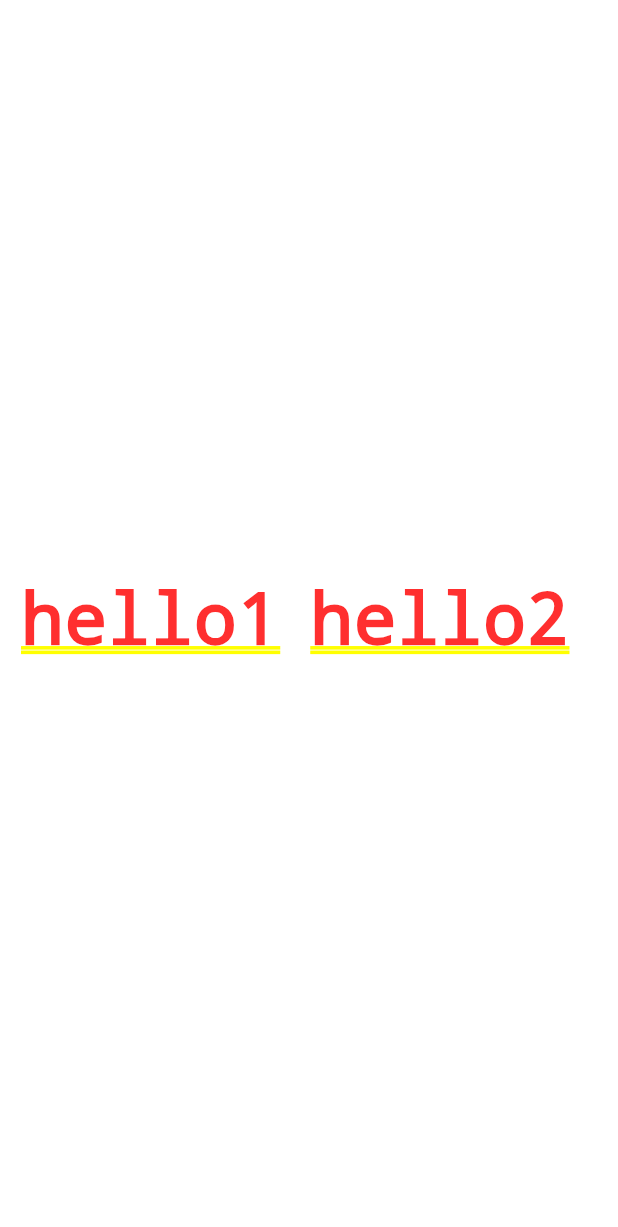
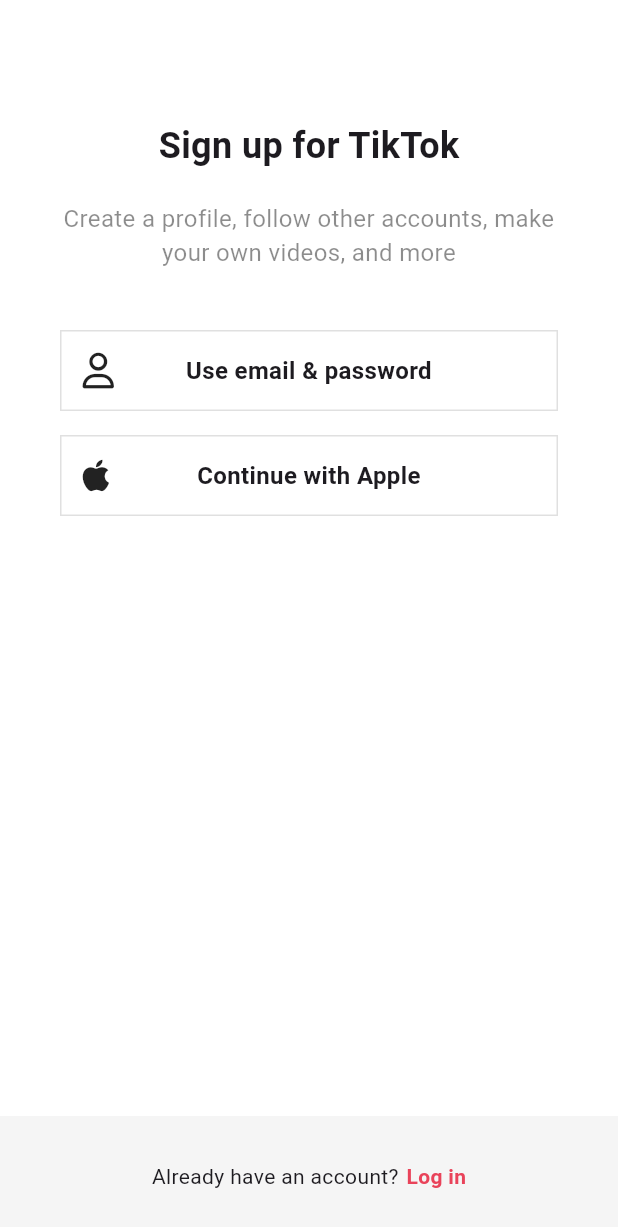
Before and after one commit to daseul-jang/tiktok_clone, a Flutter app: the screen it shows after launch, on a phone screen of 412 x 824 dp. Shown: the top 1227 px of the screen. Run offline on Flutter 3.47's test engine with Material 3 defaults, Android fonts, the phone set to English and light mode, and no system bars; our stand-ins replace font_awesome_flutter.

Commit message:
feat: 4.2 까지 수강

```diff
--- /dev/null
+++ b/lib/features/authentication/sign_up_screen.dart
@@ -0,0 +1,84 @@
+import 'package:flutter/material.dart';
+import 'package:font_awesome_flutter/font_awesome_flutter.dart';
+import 'package:tiktok_clone/constants/gaps.dart';
+import 'package:tiktok_clone/constants/sizes.dart';
+import 'package:tiktok_clone/features/authentication/login_screen.dart';
+import 'package:tiktok_clone/features/authentication/widgets/auth_button.dart';
+
+class SignUpScreen extends StatelessWidget {
+  const SignUpScreen({super.key});
+
+  void onLoginTap(BuildContext context) {
+    Navigator.of(context).push(MaterialPageRoute(
+      builder: (context) => const LoginScreen(),
+    ));
+  }
+
+  @override
+  Widget build(BuildContext context) {
+    return Scaffold(
+      body: SafeArea(
+        child: Container(
+          color: Colors.white,
+          padding: const EdgeInsets.symmetric(
+            horizontal: Sizes.size40,
+          ),
+          child: const Column(
+            children: [
+              Gaps.v80,
+              Text(
+                "Sign up for TikTok",
+                style: TextStyle(
+                    fontSize: Sizes.size24, fontWeight: FontWeight.w700),
+              ),
+              Gaps.v20,
+              Text(
+                "Create a profile, follow other accounts, make your own videos, and more",
+                style: TextStyle(
+                  fontSize: Sizes.size16,
+                  color: Colors.black45,
+                ),
+                textAlign: TextAlign.center,
+              ),
+              Gaps.v40,
+              AuthButton(
+                icon: FaIcon(FontAwesomeIcons.user),
+                text: "Use email & password",
+              ),
+              Gaps.v16,
+              AuthButton(
+                icon: FaIcon(FontAwesomeIcons.apple),
+                text: "Continue with Apple",
+              ),
+            ],
+          ),
+        ),
+      ),
+      bottomNavigationBar: BottomAppBar(
+        color: Colors.grey[100],
+        elevation: 1,
+        child: Padding(
+          padding: const EdgeInsets.symmetric(
+            horizontal: Sizes.size32,
+          ),
+          child: Row(
+            mainAxisAlignment: MainAxisAlignment.center,
+            children: [
+              const Text("Already have an account?"),
+              Gaps.h5,
+              GestureDetector(
+                onTap: () => onLoginTap(context),
+                child: Text(
+                  "Log in",
+                  style: TextStyle(
+                      color: Theme.of(context).primaryColor,
+                      fontWeight: FontWeight.w600),
+                ),
+              ),
+            ],
+          ),
+        ),
+      ),
+    );
+  }
+}
--- /dev/null
+++ b/lib/features/authentication/widgets/auth_button.dart
@@ -0,0 +1,50 @@
+import 'package:flutter/material.dart';
+import 'package:font_awesome_flutter/font_awesome_flutter.dart';
+import 'package:tiktok_clone/constants/sizes.dart';
+
+class AuthButton extends StatelessWidget {
+  final FaIcon icon;
+  final String text;
+
+  const AuthButton({
+    super.key,
+    required this.text,
+    required this.icon,
+  });
+
+  @override
+  Widget build(BuildContext context) {
+    return FractionallySizedBox(
+      widthFactor: 1,
+      child: Container(
+        padding: const EdgeInsets.symmetric(
+          vertical: Sizes.size14,
+          horizontal: Sizes.size14,
+        ),
+        decoration: BoxDecoration(
+          border: Border.all(
+            color: Colors.grey.shade300,
+            width: Sizes.size1,
+          ),
+        ),
+        child: Stack(
+          alignment: Alignment.center,
+          children: [
+            Align(
+              alignment: Alignment.centerLeft,
+              child: icon,
+            ),
+            Text(
+              text,
+              style: const TextStyle(
+                fontSize: Sizes.size16,
+                fontWeight: FontWeight.w600,
+              ),
+              textAlign: TextAlign.center,
+            ),
+          ],
+        ),
+      ),
+    );
+  }
+}
--- a/lib/main.dart
+++ b/lib/main.dart
@@ -1,6 +1,7 @@
 import 'package:flutter/material.dart';
 import 'package:tiktok_clone/constants/gaps.dart';
 import 'package:tiktok_clone/constants/sizes.dart';
+import 'package:tiktok_clone/features/authentication/sign_up_screen.dart';
 
 void main() {
   runApp(const TikTokApp());
@@ -16,18 +17,7 @@ class TikTokApp extends StatelessWidget {
       theme: ThemeData(
         primaryColor: const Color(0xFFE9435A),
       ),
-      home: Padding(
-        padding: const EdgeInsets.all(Sizes.size14),
-        child: Container(
-          child: const Row(
-            children: [
-              Text("hello1"),
-              Gaps.h20,
-              Text("hello2"),
-            ],
-          ),
-        ),
-      ),
+      home: const SignUpScreen(),
     );
   }
 }
--- a/pubspec.yaml
+++ b/pubspec.yaml
@@ -2,7 +2,7 @@ name: tiktok_clone
 description: "A new Flutter project."
 # The following line prevents the package from being accidentally published to
 # pub.dev using `flutter pub publish`. This is preferred for private packages.
-publish_to: 'none' # Remove this line if you wish to publish to pub.dev
+publish_to: "none" # Remove this line if you wish to publish to pub.dev
 
 # The following defines the version and build number for your application.
 # A version number is three numbers separated by dots, like 1.2.43
@@ -31,10 +31,11 @@ dependencies:
   flutter:
     sdk: flutter
 
-
   # The following adds the Cupertino Icons font to your application.
   # Use with the CupertinoIcons class for iOS style icons.
   cupertino_icons: ^1.0.8
+
+  font_awesome_flutter: 10.3.0
 
 dev_dependencies:
   flutter_test:
@@ -52,7 +53,6 @@ dev_dependencies:
 
 # The following section is specific to Flutter packages.
 flutter:
-
   # The following line ensures that the Material Icons font is
   # included with your application, so that you can use the icons in
   # the material Icons class.
```
Also changed, not shown: lib/features/authentication/login_screen.dart (added, +81 -0 lines), pubspec.lock.
